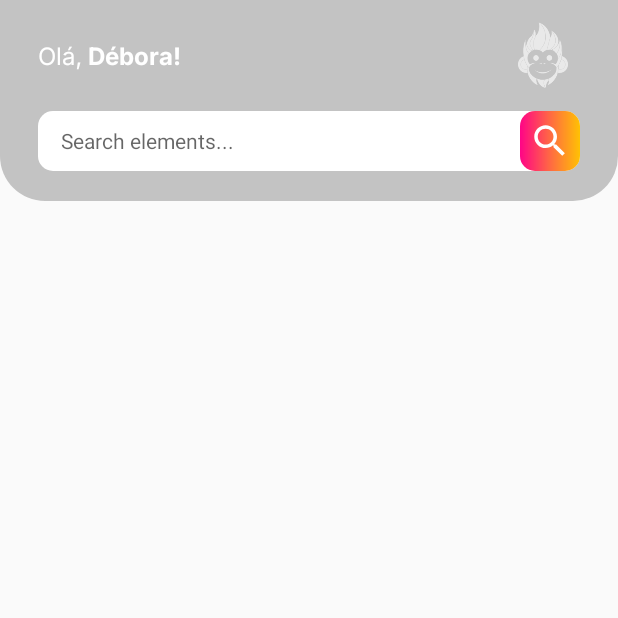
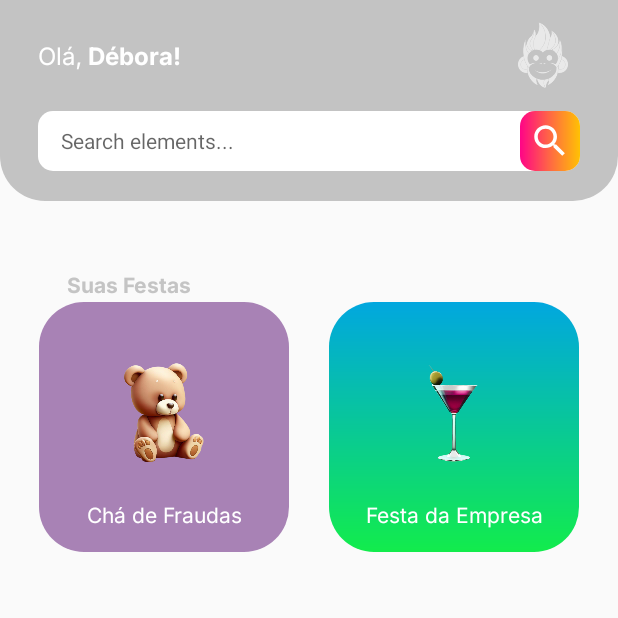
Before and after one commit to Star-End-Systems/organizart-app, an Android app: the HomeActivity screen opened directly, with no data from a screen before it, on a phone screen of 412 x 824 dp, the top half of it. Run offline under Robolectric (Android 15) with nearby library versions, the phone set to English and light mode, and no system bars.

Commit message:
Adicionando os cards das festas

```diff
--- /dev/null
+++ b/app/src/main/res/drawable/fest1_roxo.xml
@@ -0,0 +1,6 @@
+<?xml version="1.0" encoding="utf-8"?>
+<shape xmlns:android="http://schemas.android.com/apk/res/android">
+
+    <solid android:color="#A882B5"/>
+    <corners android:radius="30dp"/>
+</shape>
--- /dev/null
+++ b/app/src/main/res/drawable/fest2_verde.xml
@@ -0,0 +1,9 @@
+<?xml version="1.0" encoding="utf-8"?>
+<shape xmlns:android="http://schemas.android.com/apk/res/android">
+    <gradient
+        android:startColor="#01A7DF"
+        android:centerColor="#09C897"
+        android:endColor="#12EC4C"
+        android:angle="270"/>
+    <corners android:radius="30dp" />
+</shape>
--- a/app/src/main/res/layout/activity_home.xml
+++ b/app/src/main/res/layout/activity_home.xml
@@ -100,7 +100,94 @@
 
         <androidx.constraintlayout.widget.ConstraintLayout
             android:layout_width="match_parent"
-            android:layout_height="wrap_content">
+            android:layout_height="wrap_content"
+            android:layout_marginTop="45dp">
+
+            <TextView
+                android:layout_width="match_parent"
+                android:layout_height="wrap_content"
+                android:gravity="center"
+                android:text="@string/titulo1"
+                android:textColor="#c4c4c4"
+                android:fontFamily="@font/inter_bold"
+                android:layout_marginRight="240dp" />
+
+            <LinearLayout
+                android:id="@+id/layoutUrso"
+                android:layout_width="0dp"
+                android:layout_height="wrap_content"
+                android:backgroundTint="#A882B5"
+                android:layout_marginTop="22dp"
+                android:background="@drawable/fest1_roxo"
+                android:gravity="center"
+                android:orientation="vertical"
+                android:padding="15dp"
+                app:circularflow_defaultRadius="@dimen/cardview_compat_inset_shadow"
+                app:layout_constraintDimensionRatio="H,1:1"
+                app:layout_constraintStart_toStartOf="parent"
+                app:layout_constraintEnd_toStartOf="@id/layoutDrink"
+                app:layout_constraintTop_toTopOf="parent">
+
+                <ImageView
+                    android:layout_width="100dp"
+                    android:layout_height="100dp"
+                    android:layout_margin="8dp"
+                    android:contentDescription="@string/app_name"
+                    android:padding="8dp"
+                    android:src="@drawable/urso" />
+
+                <TextView
+                    android:layout_width="match_parent"
+                    android:layout_height="wrap_content"
+                    android:gravity="center"
+                    android:text="@string/nomefesta1"
+                    android:fontFamily="@font/inter"
+                    android:textColor="#ffffff"
+                    android:textSize="14sp" />
+
+
+
+
+
+            </LinearLayout>
+
+            <LinearLayout
+                android:id="@+id/layoutDrink"
+                android:layout_width="0dp"
+                android:layout_height="wrap_content"
+                android:background="@drawable/fest2_verde"
+                android:layout_marginTop="22dp"
+                android:gravity="center"
+                android:orientation="vertical"
+                app:layout_constraintStart_toEndOf="@id/layoutUrso"
+                android:padding="15dp"
+                app:layout_constraintDimensionRatio="H,1:1"
+                app:layout_constraintEnd_toEndOf="parent"
+                app:layout_constraintTop_toTopOf="parent">
+
+                <ImageView
+                    android:layout_width="100dp"
+                    android:layout_height="100dp"
+                    android:layout_margin="8dp"
+                    android:contentDescription="@string/app_name"
+                    android:padding="8dp"
+                    android:src="@drawable/drink"
+                    />
+
+                <TextView
+                    android:layout_width="match_parent"
+                    android:layout_height="wrap_content"
+                    android:gravity="center"
+                    android:text="@string/nomefesta2"
+                    android:fontFamily="@font/inter"
+                    android:textColor="#ffffffff"
+                    android:textSize="14sp" />
+
+
+
+
+
+            </LinearLayout>
 
 
 
--- a/app/src/main/res/values/strings.xml
+++ b/app/src/main/res/values/strings.xml
@@ -1,3 +1,15 @@
 <resources>
     <string name="app_name">OrganiZarty</string>
+    <string name="titulo1">Suas Festas</string>
+
+    <string name="nomefesta1">Chá de Fraudas</string>
+    <string name="nomefesta2">Festa da Empresa</string>
+
+    <string name="data1">30/11/2023</string>
+    <string name="data2">15/11/2023</string>
+
+    <string name="tipofesta1">Chá de Bebê</string>
+    <string name="tipofesta2">Happy Hour</string>
+
+
 </resources>
```
Also changed, not shown: app/src/main/res/drawable/drink.png (added), app/src/main/res/drawable/urso.png (added).
